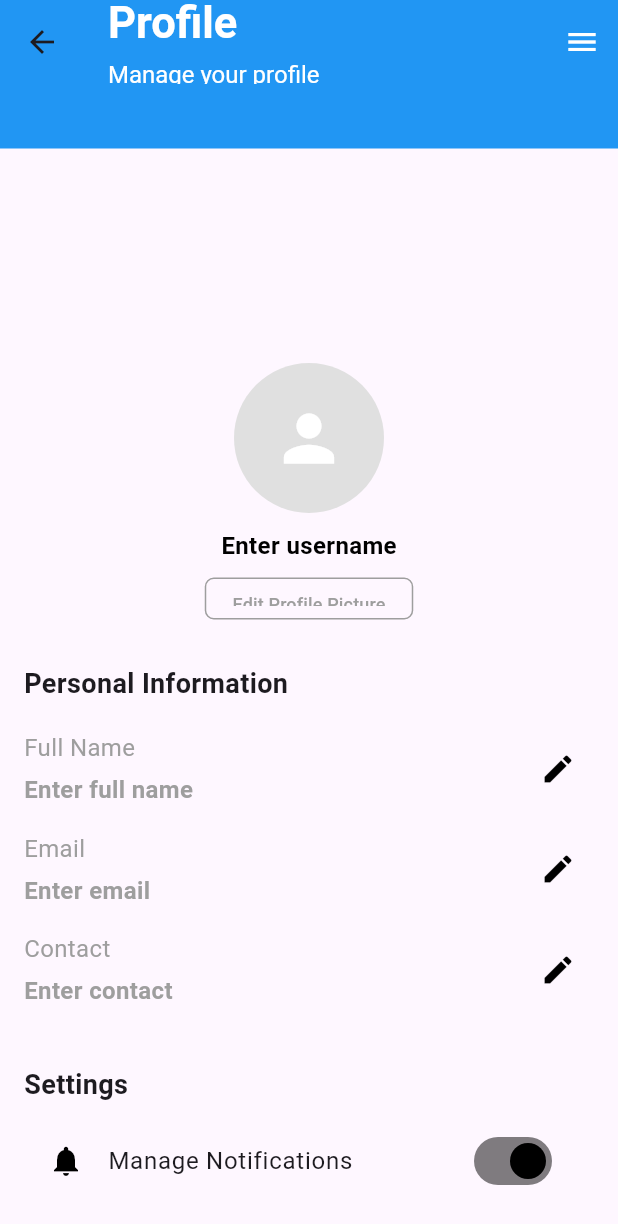
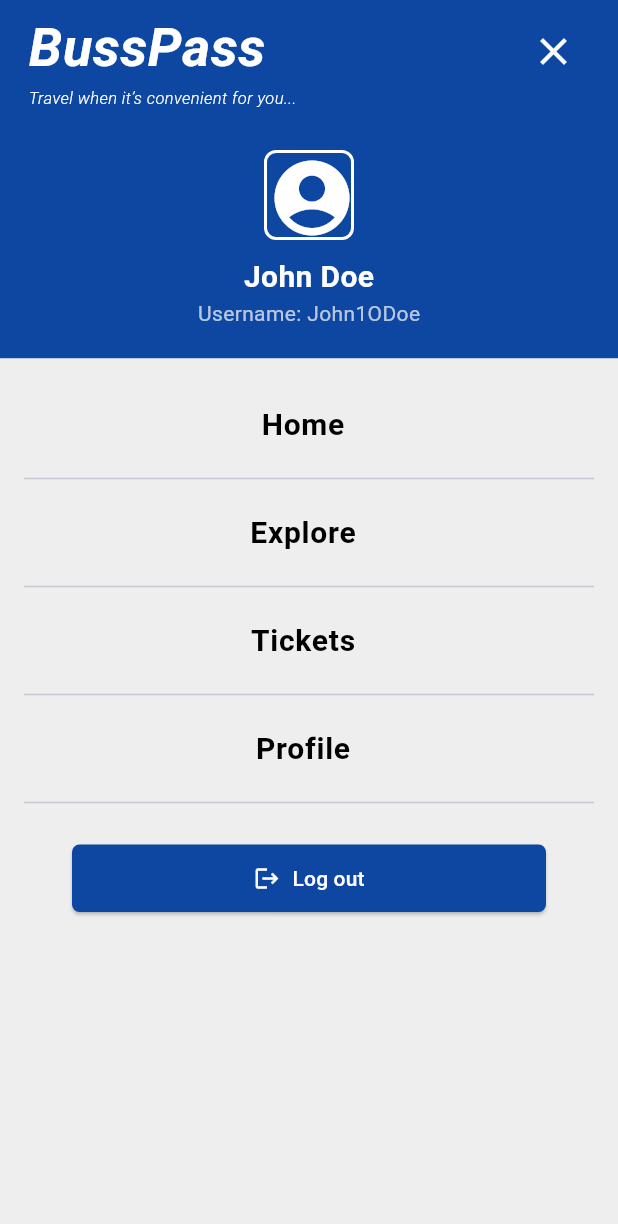
Before and after one commit to M-Pascal/BussPass_MobileApp_PLD_16, a Flutter app: the ProfilePage screen opened directly, after a tap on the "menu" icon, on a phone screen of 412 x 824 dp. Shown: the top 1224 px of the screen. Run offline on Flutter 3.47's test engine with Material 3 defaults, Android fonts, the phone set to English and light mode, and no system bars; network calls fail.

Commit message:
log out mechanism

```diff
--- /dev/null
+++ b/busspass_app/lib/pages/menu_screen.dart
@@ -0,0 +1,348 @@
+import 'package:flutter/material.dart';
+// import 'package:google_fonts/google_fonts.dart';
+
+// void main() {
+//   runApp(BusspassApp());
+// }
+//
+// // ignore: use_key_in_widget_constructors
+// class BusspassApp extends StatelessWidget {
+//   @override
+//   Widget build(BuildContext context) {
+//     return MaterialApp(
+//       debugShowCheckedModeBanner: false, // Removes the debug banner
+//       home: BusspassHome(),
+//       routes: {
+//         '/profile': (context) => const ProfileScreen(),
+//       },
+//     );
+//   }
+// }
+
+// ignore: use_key_in_widget_constructors
+class BusspassHome extends StatelessWidget {
+  const BusspassHome({super.key});
+  @override
+  Widget build(BuildContext context) {
+    return Scaffold(
+      backgroundColor: Colors.white, // Set the background color to white
+      body: Stack(
+        children: [
+          Column(
+            children: [
+              // Top half with blue background and avatar
+              Container(
+                color: Colors.blue[900], // Dark blue color for top half background
+                width: double.infinity,
+                padding: const EdgeInsets.symmetric(vertical: 20.0),
+                child: Column(
+                  children: [
+                    const SizedBox(height: 80), // Adjusted spacing to move the content down
+                    // Smaller square Avatar with thinner outline
+                    Container(
+                      width: 60, // Reduced size
+                      height: 60, // Reduced size
+                      decoration: BoxDecoration(
+                        color: Colors.transparent, // No background color
+                        border: Border.all(
+                          color: Colors.white, // White square outline
+                          width: 2, // Reduced border width
+                        ),
+                        borderRadius: BorderRadius.circular(8), // Square with slightly rounded corners
+                      ),
+                      child: ClipRRect(
+                        borderRadius: BorderRadius.circular(8), // Ensures the image respects the corners
+                        child: Image.network(
+                          'https://your-new-avatar-url.com/avatar.png', // Change to your new avatar image URL
+                          fit: BoxFit.cover, // Ensures the image covers the entire area
+                          errorBuilder: (context, error, stackTrace) {
+                            // Fallback in case of image load failure
+                            return const Icon(
+                              Icons.account_circle,
+                              size: 60, // Icon size
+                              color: Colors.white,
+                            );
+                          },
+                        ),
+                      ),
+                    ),
+                    const SizedBox(height: 10),
+                    const Text(
+                      'John Doe',
+                      style: TextStyle(
+                        fontSize: 20,
+                        fontWeight: FontWeight.bold,
+                        color: Colors.white, // White text to match the blue background
+                      ),
+                    ),
+                    const Text(
+                      'Username: John1ODoe',
+                      style: TextStyle(
+                        fontSize: 14,
+                        color: Colors.white70, // White text for username
+                      ),
+                    ),
+                  ],
+                ),
+              ),
+
+              // Bottom half for the menu
+              Expanded(
+                child: Container(
+                  color: Colors.grey[200], // Bottom background color
+                  child: Padding(
+                    padding: const EdgeInsets.all(16.0),
+                    child: Column(
+                      children: [
+                        ListTile(
+                          title: const Center(
+                            child: Text(
+                              'Home',
+                              style: TextStyle(
+                                fontSize: 20,
+                                fontWeight: FontWeight.bold,
+                                color: Colors.black,
+                              ),
+                            ),
+                          ),
+                          onTap: () {
+                            // Navigate to Home screen
+                          },
+                        ),
+                        const Divider(),
+                        ListTile(
+                          title: const Center(
+                            child: Text(
+                              'Explore',
+                              style: TextStyle(
+                                fontSize: 20,
+                                fontWeight: FontWeight.bold,
+                                color: Colors.black,
+                              ),
+                            ),
+                          ),
+                          onTap: () {
+                            // Navigate to Explore screen
+                          },
+                        ),
+                        const Divider(),
+                        ListTile(
+                          title: const Center(
+                            child: Text(
+                              'Tickets',
+                              style: TextStyle(
+                                fontSize: 20,
+                                fontWeight: FontWeight.bold,
+                                color: Colors.black,
+                              ),
+                            ),
+                          ),
+                          onTap: () {
+                            // Navigate to Tickets screen
+                          },
+                        ),
+                        const Divider(),
+                        ListTile(
+                          title: const Center(
+                            child: Text(
+                              'Profile',
+                              style: TextStyle(
+                                fontSize: 20,
+                                fontWeight: FontWeight.bold,
+                                color: Colors.black,
+                              ),
+                            ),
+                          ),
+                          onTap: () {
+                            // Navigate to Profile screen
+                            Navigator.pushNamed(context, '/profile');
+                          },
+                        ),
+                        const Divider(),
+
+                        // Adjusted Logout Button position upwards but not too close to Profile
+                        const SizedBox(height: 20), // Space between Profile and Log out
+                        SizedBox(
+                          width: 316, // Width based on your design
+                          height: 45, // Height based on your design
+                          child: ElevatedButton(
+                            style: ElevatedButton.styleFrom(
+                              backgroundColor: Colors.blue[900], // Dark blue button color
+                              shape: RoundedRectangleBorder(
+                                borderRadius: BorderRadius.circular(5),
+                              ),
+                            ),
+                            onPressed: () {
+                              // Add your logout logic here
+                            },
+                            child:TextButton(
+                              onPressed: () {
+                                // Your onPressed function logic here
+                                print("Logout button pressed");
+                              },
+                              style: TextButton.styleFrom(
+                                padding: EdgeInsets.zero, // Remove default padding if needed
+                              ),
+                              child: TextButton(
+                                onPressed: () {
+                                 Navigator.pop(context) ;
+                                 Navigator.pop(context);
+                                },
+                                style: TextButton.styleFrom(
+                                  padding: EdgeInsets.zero, // Remove default padding if needed
+                                ),
+                                child: const Row(
+                                  mainAxisAlignment: MainAxisAlignment.center,
+                                  children: [
+                                    Icon(
+                                      Icons.logout,
+                                      color: Colors.white, // White logout icon
+                                    ),
+                                    SizedBox(width: 8), // Space between icon and text
+                                    Text(
+                                      'Log out',
+                                      style: TextStyle(
+                                        color: Colors.white, // White text color
+                                      ),
+                                    ),
+                                  ],
+                                ),
+                              )
+
+                            )
+
+                          ),
+                        ),
+                      ],
+                    ),
+                  ),
+                ),
+              ),
+            ],
+          ),
+
+          // Title at the top left
+          const Positioned(
+            top: 10, // Adjusted position from the top
+            left: 19, // Position from the left
+            child: Text(
+              'BussPass',
+              style: TextStyle(
+                fontSize: 36,
+                fontStyle: FontStyle.italic,
+                fontWeight: FontWeight.w700,
+                height: 1.21, // Line height multiplier
+                color: Colors.white, // Title color set to white
+              ),
+            ),
+          ),
+
+          // Subtitle positioned closer to the title
+          const Positioned(
+            top: 60, // Reduced position to move closer to the title
+            left: 19,
+            child: Text(
+              'Travel when it’s convenient for you...', // Actual subtitle text
+              style: TextStyle(
+                fontSize: 11,
+                fontStyle: FontStyle.italic,
+                fontWeight: FontWeight.w300,
+                height: 1, // Line height multiplier
+                color: Colors.white, // Subtitle color set to white
+              ),
+            ),
+          ),
+
+          // Close button at the top right with close icon
+          Positioned(
+            top: 10, // Position from the top
+            right: 19, // Position from the right
+            child: Container(
+              decoration: BoxDecoration(
+                shape: BoxShape.circle,
+                color: Colors.blue[900], // Optional: background color for better visibility
+              ),
+              child: IconButton(
+                icon: const Icon(
+                  Icons.close,
+                  color: Colors.white,
+                  size: 30, // Increased size for the close icon
+                ),
+                onPressed: () {
+                  // Close action
+                  Navigator.of(context).pop(); // Example close action
+                },
+              ),
+            ),
+          ),
+        ],
+      ),
+    );
+  }
+}
+
+// Profile screen with Delete Account functionality
+class ProfileScreen extends StatelessWidget {
+  const ProfileScreen({super.key});
+
+  @override
+  Widget build(BuildContext context) {
+    return Scaffold(
+      appBar: AppBar(
+        backgroundColor: Colors.blue[900],
+        title: const Text('Profile'),
+      ),
+      body: Center(
+        child: Column(
+          mainAxisAlignment: MainAxisAlignment.center,
+          children: [
+            const Text(
+              'John Doe',
+              style: TextStyle(
+                fontSize: 24,
+                fontWeight: FontWeight.bold,
+              ),
+            ),
+            const SizedBox(height: 20),
+            // Delete Account Button
+            ElevatedButton(
+              style: ElevatedButton.styleFrom(
+                backgroundColor: Colors.blue, // Blue button color
+              ),
+              onPressed: () {
+                // Show confirmation dialog before deleting account
+                showDialog(
+                  context: context,
+                  builder: (BuildContext context) {
+                    return AlertDialog(
+                      title: const Text('Delete Account'),
+                      content: const Text(
+                          'Are you sure you want to delete your account? This action cannot be undone.'),
+                      actions: [
+                        TextButton(
+                          onPressed: () {
+                            Navigator.of(context).pop(); // Close the dialog
+                          },
+                          child: const Text('Cancel'),
+                        ),
+                        TextButton(
+                          onPressed: () {
+                            // Perform account deletion logic here
+                            Navigator.of(context).pop(); // Close dialog
+                            Navigator.of(context).pop(); // Return to home
+                          },
+                          child: const Text('Delete'),
+                        ),
+                      ],
+                    );
+                  },
+                );
+              },
+              child: const Text('Delete Account'),
+            ),
+          ],
+        ),
+      ),
+    );
+  }
+}
--- a/busspass_app/lib/pages/profile_screen.dart
+++ b/busspass_app/lib/pages/profile_screen.dart
@@ -1,3 +1,4 @@
+import 'package:busspass_app/pages/menu_screen.dart';
 import 'package:flutter/material.dart';
 
 // void main() => runApp(ProfileApp());
@@ -61,6 +62,10 @@ class _ProfilePageState extends State<ProfilePage> {
             IconButton(
               icon: const Icon(Icons.menu, color: Colors.white),
               onPressed: () {
+                Navigator.push(
+                  context,
+                  MaterialPageRoute(builder: (context)=> const BusspassHome())
+                );
                 // Open a menu or handle other functionality
               },
             ),
```
